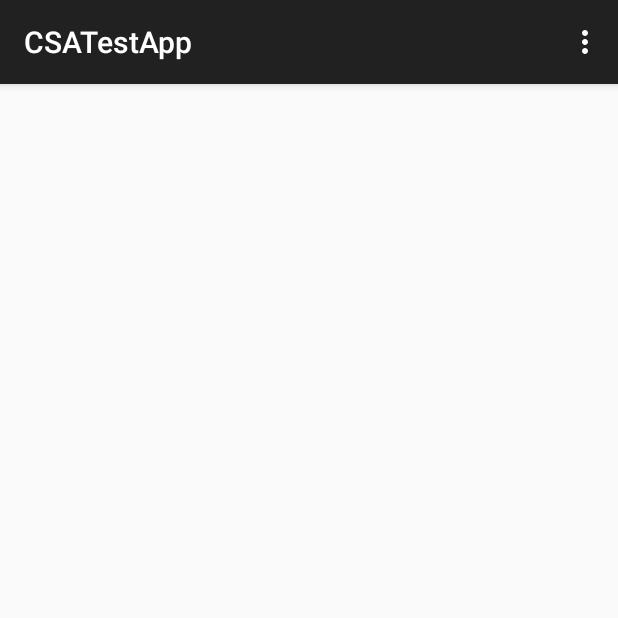
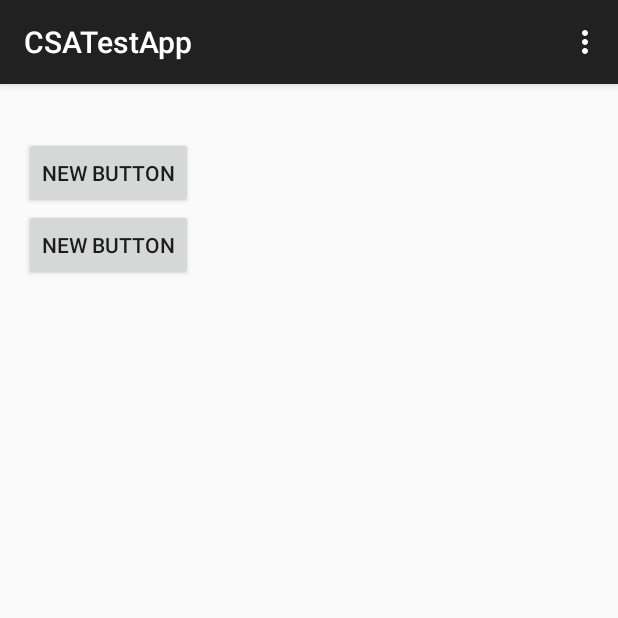
Before and after one commit to Derionicle/CSATestApp, an Android app: the screen it shows after launch (MainActivity), on a phone screen of 412 x 824 dp, the top half of it. Run offline under Robolectric (Android 15) with nearby library versions, the light colour scheme and no system bars; 2 statements that could not run were skipped.

Commit message:
personal sound file backup

```diff
--- a/app/src/main/java/com/example/nathan/csatestapp/MainActivity.java
+++ b/app/src/main/java/com/example/nathan/csatestapp/MainActivity.java
@@ -1,10 +1,15 @@
 package com.example.nathan.csatestapp;
 
+import android.media.MediaPlayer;
 import android.os.Bundle;
 import android.support.v7.app.AppCompatActivity;
+import android.util.Log;
 import android.view.Menu;
 import android.view.MenuItem;
+import android.view.View;
+import android.widget.Button;
 import android.widget.TextView;
+
 
 
 public class MainActivity extends AppCompatActivity {
@@ -13,7 +18,24 @@ public class MainActivity extends AppCompatActivity {
     protected void onCreate(Bundle savedInstanceState) {
         super.onCreate(savedInstanceState);
         setContentView(R.layout.activity_main);
-
+        Button mButton1 = (Button)findViewById(R.id.button);
+        Button mButton2 = (Button) findViewById(R.id.button);
+        final MediaPlayer mpE = MediaPlayer.create(this, raw.scalee);
+        final MediaPlayer mpF = MediaPlayer.create(this, raw.scalef);
+        mButton1.setOnClickListener(new View.OnClickListener() {
+            @Override
+            public void onClick(View v) {
+                Log.e("Main Activity", "Button 1 clicked");
+                mpE.start();
+            }
+        });
+        mButton2.setOnClickListener(new View.OnClickListener() {
+            @Override
+            public void onClick(View v) {
+                Log.e("Main Activity", "Button 1 clicked");
+                mpF.start();
+            }
+        });
     }
 
 
--- a/app/src/main/res/layout/activity_main.xml
+++ b/app/src/main/res/layout/activity_main.xml
@@ -11,4 +11,20 @@
         android:layout_width="wrap_content"
         android:layout_height="wrap_content"/>
 
+    <Button
+        android:layout_width="wrap_content"
+        android:layout_height="wrap_content"
+        android:text="New Button"
+        android:id="@+id/button"
+        android:layout_below="@+id/textView"
+        android:layout_toEndOf="@+id/textView" />
+
+    <Button
+        android:layout_width="wrap_content"
+        android:layout_height="wrap_content"
+        android:text="New Button"
+        android:id="@+id/button2"
+        android:layout_below="@+id/button"
+        android:layout_alignParentStart="true" />
+
 </RelativeLayout>
```
Also changed, not shown: 2 other files.
